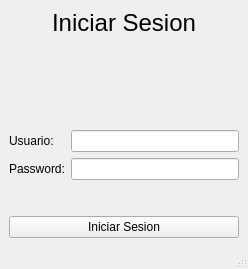
First picture: the form in LoginWindow.ui, repository SoftTechMX/sistema-imagis, before the edit.
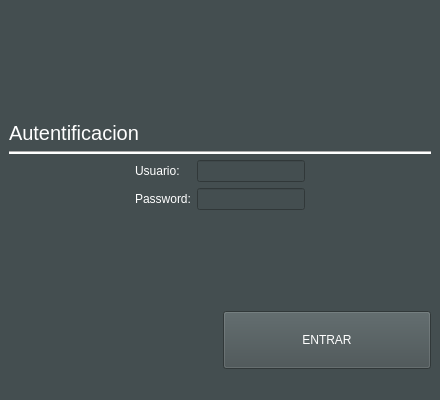
Second picture: the form after the edit. Icons and pictures are not drawn.

Commit message: Agregando estilos a la ventana de login

Patch:
```diff
--- a/LoginWindow.ui
+++ b/LoginWindow.ui
@@ -6,16 +6,28 @@
    <rect>
     <x>0</x>
     <y>0</y>
-    <width>248</width>
-    <height>269</height>
+    <width>440</width>
+    <height>400</height>
    </rect>
   </property>
   <property name="sizePolicy">
-   <sizepolicy hsizetype="Fixed" vsizetype="Fixed">
+   <sizepolicy hsizetype="Preferred" vsizetype="Preferred">
     <horstretch>0</horstretch>
     <verstretch>0</verstretch>
    </sizepolicy>
   </property>
+  <property name="minimumSize">
+   <size>
+    <width>400</width>
+    <height>400</height>
+   </size>
+  </property>
+  <property name="maximumSize">
+   <size>
+    <width>2555</width>
+    <height>1034</height>
+   </size>
+  </property>
   <property name="baseSize">
    <size>
     <width>500</width>
@@ -25,77 +37,166 @@
   <property name="windowTitle">
    <string>IMAGIS</string>
   </property>
+  <property name="styleSheet">
+   <string notr="true">background: #444e50;</string>
+  </property>
   <widget class="QWidget" name="centralwidget">
    <layout class="QGridLayout" name="gridLayout">
-    <item row="2" column="0">
-     <layout class="QFormLayout" name="formLayout">
-      <item row="0" column="0">
-       <widget class="QLabel" name="label_2">
-        <property name="text">
-         <string>Usuario:</string>
+    <item row="5" column="0">
+     <layout class="QHBoxLayout" name="horizontalLayout_2">
+      <item>
+       <spacer name="horizontalSpacer">
+        <property name="orientation">
+         <enum>Qt::Horizontal</enum>
         </property>
-       </widget>
-      </item>
-      <item row="0" column="1">
-       <widget class="QLineEdit" name="usuario"/>
-      </item>
-      <item row="1" column="0">
-       <widget class="QLabel" name="label_3">
-        <property name="text">
-         <string>Password:</string>
+        <property name="sizeHint" stdset="0">
+         <size>
+          <width>40</width>
+          <height>20</height>
+         </size>
         </property>
-       </widget>
+       </spacer>
       </item>
-      <item row="1" column="1">
-       <widget class="QLineEdit" name="password">
-        <property name="echoMode">
-         <enum>QLineEdit::Password</enum>
-        </property>
-       </widget>
-      </item>
-     </layout>
-    </item>
-    <item row="4" column="0">
-     <layout class="QHBoxLayout" name="horizontalLayout_3">
       <item>
        <widget class="QPushButton" name="btn_iniciar_sesion">
+        <property name="sizePolicy">
+         <sizepolicy hsizetype="Fixed" vsizetype="Fixed">
+          <horstretch>0</horstretch>
+          <verstretch>0</verstretch>
+         </sizepolicy>
+        </property>
+        <property name="baseSize">
+         <size>
+          <width>200</width>
+          <height>50</height>
+         </size>
+        </property>
+        <property name="styleSheet">
+         <string notr="true">color: white;
+width: 200px;
+height: 50px;
+</string>
+        </property>
         <property name="text">
-         <string>Iniciar Sesion</string>
+         <string>ENTRAR</string>
         </property>
        </widget>
       </item>
      </layout>
     </item>
     <item row="1" column="0">
-     <spacer name="verticalSpacer">
-      <property name="orientation">
-       <enum>Qt::Vertical</enum>
-      </property>
-      <property name="sizeHint" stdset="0">
-       <size>
-        <width>20</width>
-        <height>40</height>
-       </size>
-      </property>
-     </spacer>
-    </item>
-    <item row="0" column="0">
      <widget class="QLabel" name="label">
+      <property name="sizePolicy">
+       <sizepolicy hsizetype="Expanding" vsizetype="Fixed">
+        <horstretch>0</horstretch>
+        <verstretch>0</verstretch>
+       </sizepolicy>
+      </property>
       <property name="font">
        <font>
-        <pointsize>18</pointsize>
+        <pointsize>15</pointsize>
        </font>
       </property>
+      <property name="styleSheet">
+       <string notr="true">color: white;</string>
+      </property>
       <property name="text">
-       <string>Iniciar Sesion</string>
+       <string>Autentificacion</string>
       </property>
       <property name="alignment">
-       <set>Qt::AlignCenter</set>
+       <set>Qt::AlignLeading|Qt::AlignLeft|Qt::AlignVCenter</set>
+      </property>
+     </widget>
+    </item>
+    <item row="0" column="0">
+     <widget class="QLabel" name="label_4">
+      <property name="text">
+       <string/>
+      </property>
+      <property name="pixmap">
+       <pixmap resource="logo.qrc">:/recursos/logo.png</pixmap>
+      </property>
+      <property name="scaledContents">
+       <bool>true</bool>
+      </property>
+     </widget>
+    </item>
+    <item row="2" column="0">
+     <widget class="Line" name="line">
+      <property name="styleSheet">
+       <string notr="true">background: white;</string>
+      </property>
+      <property name="orientation">
+       <enum>Qt::Horizontal</enum>
       </property>
      </widget>
     </item>
     <item row="3" column="0">
-     <spacer name="verticalSpacer_2">
+     <layout class="QHBoxLayout" name="horizontalLayout_3">
+      <item>
+       <spacer name="horizontalSpacer_2">
+        <property name="orientation">
+         <enum>Qt::Horizontal</enum>
+        </property>
+        <property name="sizeHint" stdset="0">
+         <size>
+          <width>40</width>
+          <height>20</height>
+         </size>
+        </property>
+       </spacer>
+      </item>
+      <item>
+       <layout class="QFormLayout" name="formLayout">
+        <item row="0" column="0">
+         <widget class="QLabel" name="label_2">
+          <property name="styleSheet">
+           <string notr="true">color: white;</string>
+          </property>
+          <property name="text">
+           <string>Usuario:</string>
+          </property>
+         </widget>
+        </item>
+        <item row="0" column="1">
+         <widget class="QLineEdit" name="usuario"/>
+        </item>
+        <item row="1" column="0">
+         <widget class="QLabel" name="label_3">
+          <property name="styleSheet">
+           <string notr="true">color: white;</string>
+          </property>
+          <property name="text">
+           <string>Password:</string>
+          </property>
+         </widget>
+        </item>
+        <item row="1" column="1">
+         <widget class="QLineEdit" name="password">
+          <property name="echoMode">
+           <enum>QLineEdit::Password</enum>
+          </property>
+         </widget>
+        </item>
+       </layout>
+      </item>
+      <item>
+       <spacer name="horizontalSpacer_3">
+        <property name="orientation">
+         <enum>Qt::Horizontal</enum>
+        </property>
+        <property name="sizeHint" stdset="0">
+         <size>
+          <width>40</width>
+          <height>20</height>
+         </size>
+        </property>
+       </spacer>
+      </item>
+     </layout>
+    </item>
+    <item row="4" column="0">
+     <spacer name="verticalSpacer">
       <property name="orientation">
        <enum>Qt::Vertical</enum>
       </property>
@@ -104,8 +205,8 @@
       </property>
       <property name="sizeHint" stdset="0">
        <size>
-        <width>0</width>
-        <height>30</height>
+        <width>20</width>
+        <height>40</height>
        </size>
       </property>
      </spacer>
```
Left out of the diff: 10 changed lines with no effect on the pictures. The commit also changes 6 other files.
